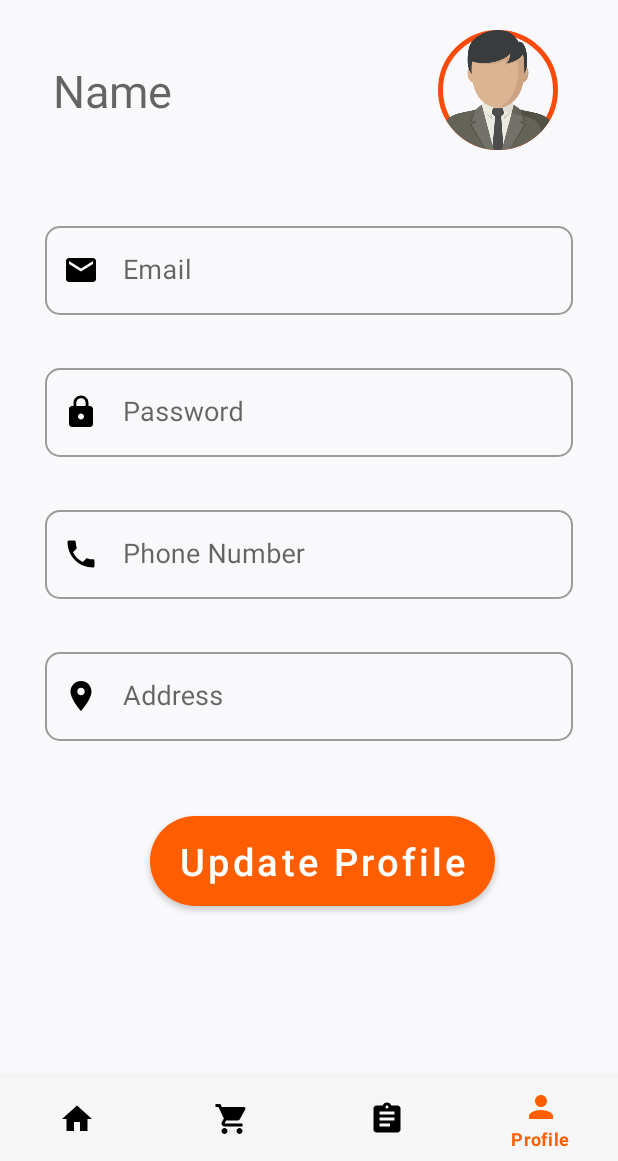
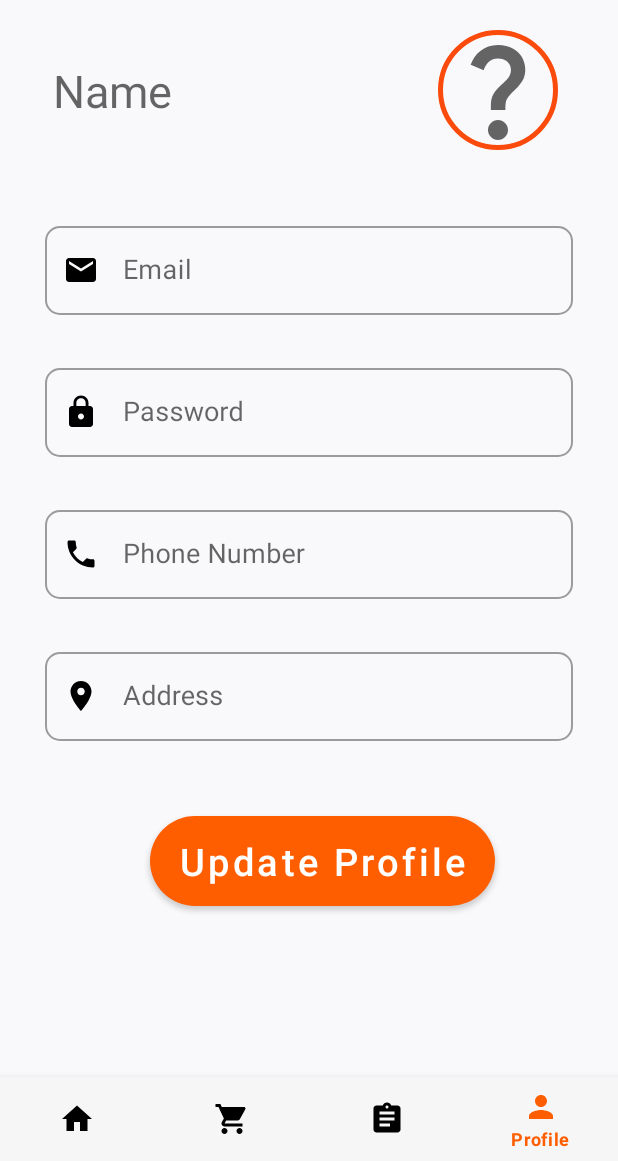
Before and after one commit to MohithReddy1/Delicious_Project, an Android app: the profile screen opened directly, with no data from a screen before it, on a phone screen of 412 x 824 dp, the part 75-1236 px from its top. Run offline under Robolectric (Android 15) with nearby library versions, the light colour scheme and no system bars; our stand-ins replace CircleImageView, Firebase (no records; nobody signed in at launch, a user with empty details on screens opened directly).

Commit message:
profilephoto

```diff
--- /dev/null
+++ b/app/src/main/res/drawable/question_mark.xml
@@ -0,0 +1,10 @@
+<vector xmlns:android="http://schemas.android.com/apk/res/android"
+    android:width="24dp"
+    android:height="24dp"
+    android:viewportWidth="24"
+    android:viewportHeight="24"
+    android:tint="?attr/colorControlNormal">
+  <path
+      android:fillColor="@android:color/white"
+      android:pathData="M11.07,12.85c0.77,-1.39 2.25,-2.21 3.11,-3.44c0.91,-1.29 0.4,-3.7 -2.18,-3.7c-1.69,0 -2.52,1.28 -2.87,2.34L6.54,6.96C7.25,4.83 9.18,3 11.99,3c2.35,0 3.96,1.07 4.78,2.41c0.7,1.15 1.11,3.3 0.03,4.9c-1.2,1.77 -2.35,2.31 -2.97,3.45c-0.25,0.46 -0.35,0.76 -0.35,2.24h-2.89C10.58,15.22 10.46,13.95 11.07,12.85zM14,20c0,1.1 -0.9,2 -2,2s-2,-0.9 -2,-2c0,-1.1 0.9,-2 2,-2S14,18.9 14,20z"/>
+</vector>
--- a/app/src/main/res/layout/activity_profile.xml
+++ b/app/src/main/res/layout/activity_profile.xml
@@ -62,7 +62,7 @@
             android:background="@drawable/profile_round"
             android:clickable="true"
             android:focusable="true"
-            android:src="@drawable/propic_dummy" />
+            android:src="@drawable/question_mark" />
 
     </RelativeLayout>
 
```
Also changed, not shown: app/src/main/java/com/mohith/delicious/Home.java (+7 -0 lines), app/src/main/java/com/mohith/delicious/Signup.java (+6 -3 lines), app/src/main/java/com/mohith/delicious/UserHelperClass.java (+14 -4 lines), app/src/main/java/com/mohith/delicious/profile.java (+6 -4 lines).
